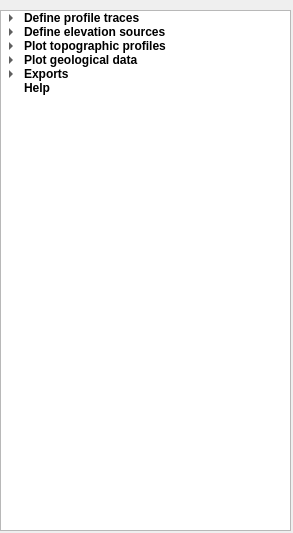
Before: the Qt Designer form ui/choices_treewidget.ui in mauroalberti/qProf, drawn with Qt 5.
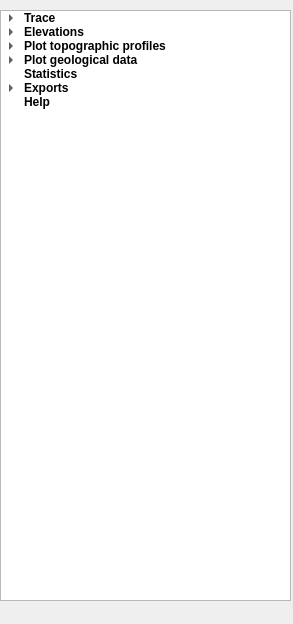
After: the same form once the commit is applied. Icons and pictures are not drawn.

Diff of the .ui file:
```diff
--- a/ui/choices_treewidget.ui
+++ b/ui/choices_treewidget.ui
@@ -7,7 +7,7 @@
     <x>0</x>
     <y>0</y>
     <width>293</width>
-    <height>533</height>
+    <height>624</height>
    </rect>
   </property>
   <property name="windowTitle">
@@ -26,7 +26,7 @@
      <x>0</x>
      <y>10</y>
      <width>291</width>
-     <height>521</height>
+     <height>591</height>
     </rect>
    </property>
    <property name="sizePolicy">
@@ -54,7 +54,7 @@
    </column>
    <item>
     <property name="text">
-     <string>Define profile traces </string>
+     <string>Trace</string>
     </property>
     <property name="font">
      <font>
@@ -100,7 +100,7 @@
    </item>
    <item>
     <property name="text">
-     <string>Define elevation sources</string>
+     <string>Elevations</string>
     </property>
     <property name="font">
      <font>
@@ -176,6 +176,17 @@
      </property>
     </item>
    </item>
+   <item>
+    <property name="text">
+     <string>Statistics</string>
+    </property>
+    <property name="font">
+     <font>
+      <weight>75</weight>
+      <bold>true</bold>
+     </font>
+    </property>
+   </item>
    <item>
     <property name="text">
      <string>Exports</string>
```
Left out of the diff: 4 changed lines with no effect on the pictures.
